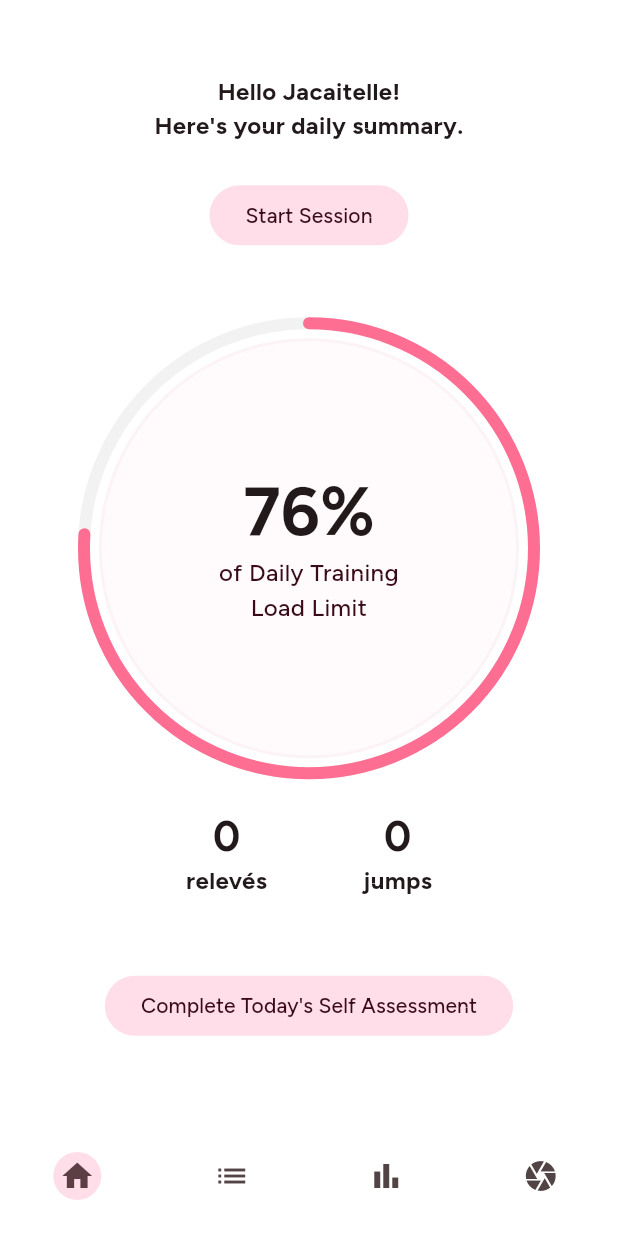
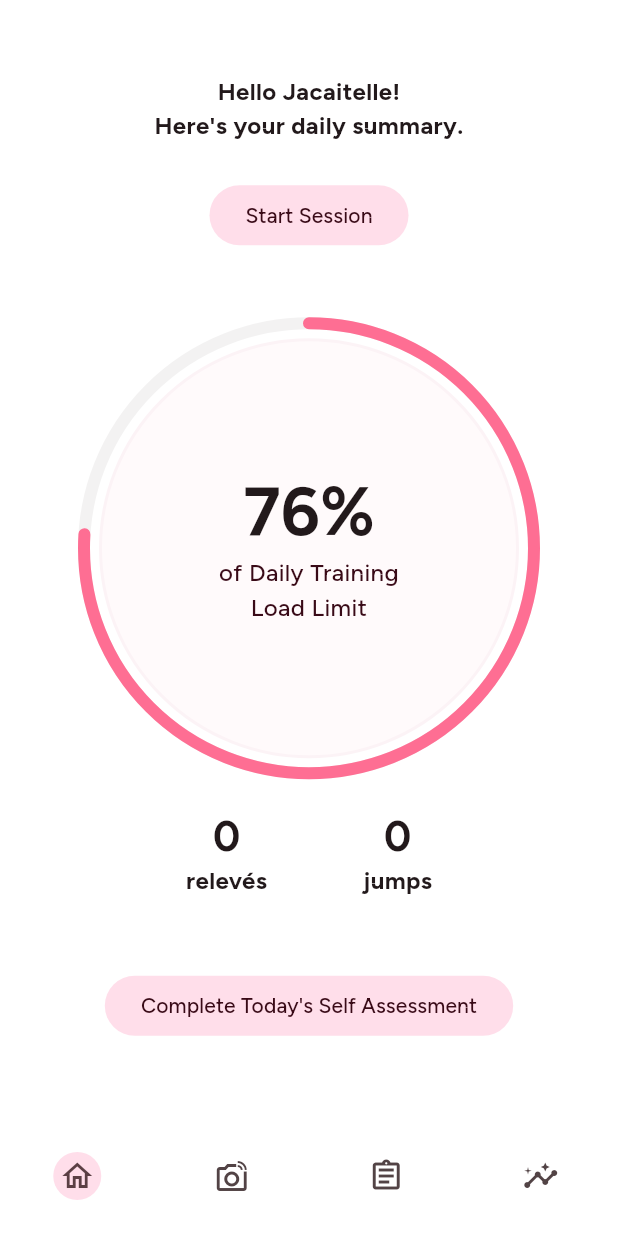
Before and after one commit to jacq-lee/brava, a Flutter app: the screen it shows after launch, on a phone screen of 412 x 824 dp. Run offline on Flutter 3.47's test engine with Material 3 defaults, Android fonts, the phone set to English and light mode, and no system bars; our stand-ins replace google_fonts.

Commit message:
Make navigation bar functional

```diff
--- a/brava/lib/main.dart
+++ b/brava/lib/main.dart
@@ -1,5 +1,4 @@
 import 'package:flutter/material.dart';
-import 'package:google_fonts/google_fonts.dart';
 import 'package:brava/style/style.dart';
 import 'screens/loading.dart';
 import 'screens/home.dart';
@@ -21,21 +20,43 @@ class Brava extends StatelessWidget{
     return MaterialApp(
       title: 'Brava',
       theme: bravaAppTheme,
-      home: Scaffold(
-        // body: Center(child: Loading()),
-        body: Center(child: Home()),
-        // body: Center(child: Camera()),
-        // body: Center(child: Limits()),
-        // body: Center(child: Stats()),
-        // body: Center(child: Stats2()),
-        bottomNavigationBar: NavigationBar(
-          destinations: const [
-            NavigationDestination(icon: Icon(Icons.home), label: "Home"),
-            NavigationDestination(icon: Icon(Icons.list), label: "Training"),
-            NavigationDestination(icon: Icon(Icons.bar_chart), label: "Stats"),
-            NavigationDestination(icon: Icon(Icons.camera), label: "Camera"),
-          ],
-        ),
+      home: const BravaScreen(),
+    );
+  }
+}
+
+
+class BravaScreen extends StatefulWidget {
+  const BravaScreen({super.key});
+
+  @override
+  State<BravaScreen> createState() => _BravaScreenState();
+}
+
+class _BravaScreenState extends State<BravaScreen> {
+  int currentPageIndex = 0;
+
+  @override
+  Widget build(BuildContext context) {
+    return Scaffold(
+      body:
+      <Widget>[Home(), Camera(), Limits(), Stats()][currentPageIndex],
+      bottomNavigationBar: NavigationBar(
+        onDestinationSelected: (int index) {
+          setState(() {
+            currentPageIndex = index;
+          });
+        },
+        selectedIndex: currentPageIndex,
+        destinations: const <Widget>[
+          NavigationDestination(icon: Icon(Icons.home_outlined), label: "Home"),
+          NavigationDestination(icon: Icon(Icons.linked_camera_outlined), label: "Camera"),
+          NavigationDestination(icon: Icon(Icons.assignment_outlined), label: "Training"),
+          // NavigationDestination(icon: Icon(Icons.task_alt), label: "Training"),
+          // NavigationDestination(icon: Icon(Icons.rocket_launch_outlined), label: "Training"),
+          // NavigationDestination(icon: Icon(Icons.fitness_center_outlined), label: "Training"),
+          NavigationDestination(icon: Icon(Icons.insights), label: "Stats"),
+        ],
       ),
     );
   }
```
